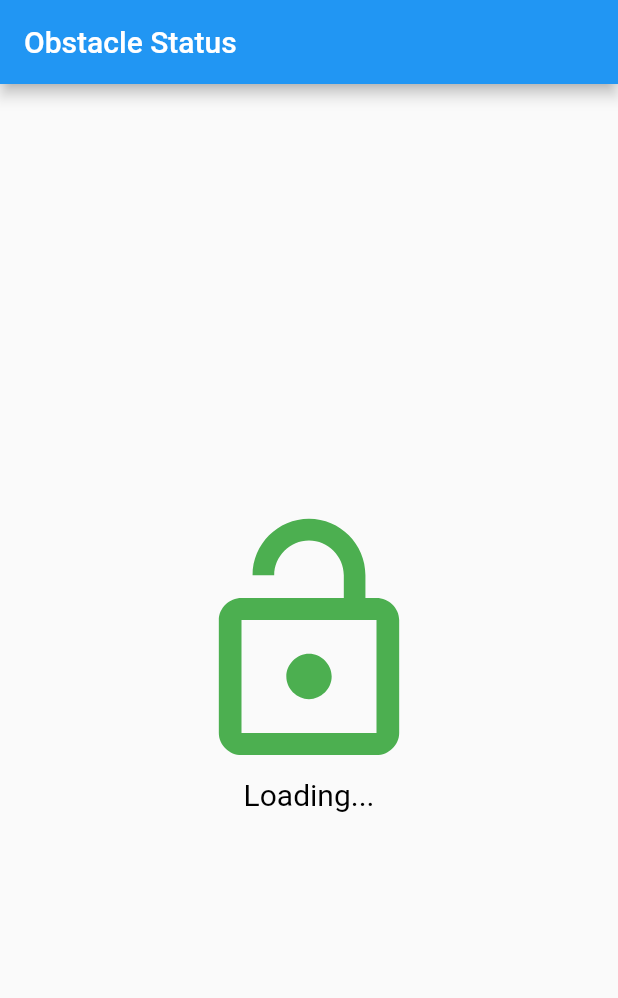
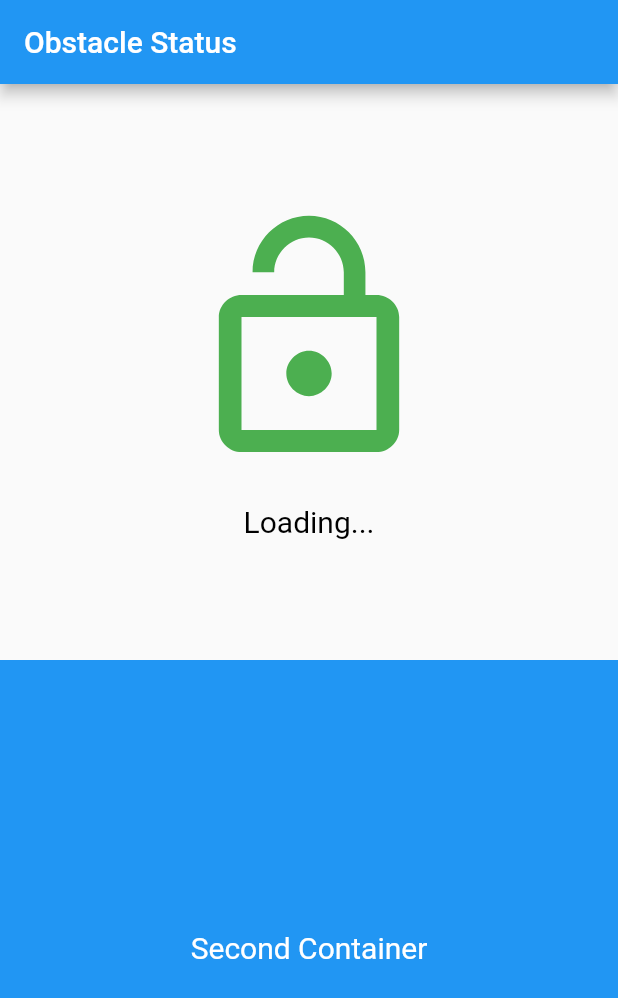
Before and after one commit to mukundsolanki/SaveGuard.iot, a Flutter app: the first screen one second after launch, on a phone screen of 412 x 824 dp. Shown: the top 998 px of the screen. Run offline on Flutter 3.47's test engine with Material 2 defaults, Android fonts, the phone set to English and light mode, and no system bars.

Commit message:
another container added for the gas monitoring

```diff
--- a/lib/main.dart
+++ b/lib/main.dart
@@ -59,6 +59,11 @@
       ),
       body: Center(
         child: Column(
+          children: <Widget>[
+            Expanded(
+              child: Container(
+                padding: EdgeInsets.all(16.0),
+                child: Column(
                   mainAxisAlignment: MainAxisAlignment.center,
                   children: <Widget>[
                     status == 'locked'
@@ -72,6 +77,7 @@
                             color: Colors.green,
                             size: 180.0,
                           ),
+                    SizedBox(height: 20.0),
                     Text(
                       status,
                       style: TextStyle(color: Colors.black, fontSize: 20.0),
@@ -79,6 +85,22 @@
                   ],
                 ),
               ),
+            ),
+            Expanded(
+              child: Container(
+                padding: EdgeInsets.all(16.0),
+                color: Colors.blue,
+                child: Center(
+                  child: Text(
+                    'Second Container',
+                    style: TextStyle(color: Colors.white, fontSize: 20.0),
+                  ),
+                ),
+              ),
+            ),
+          ],
+        ),
+      ),
     );
   }
 }
```
Lines whose indentation alone changed are shown as unchanged.
